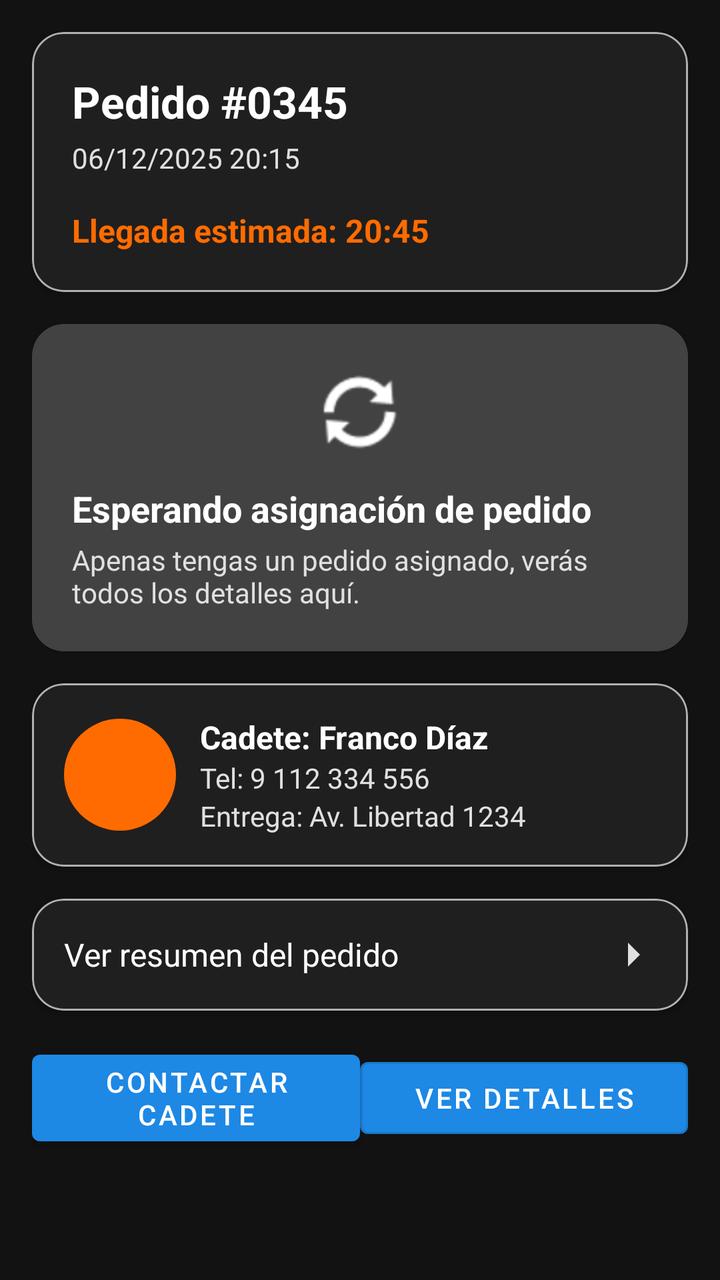
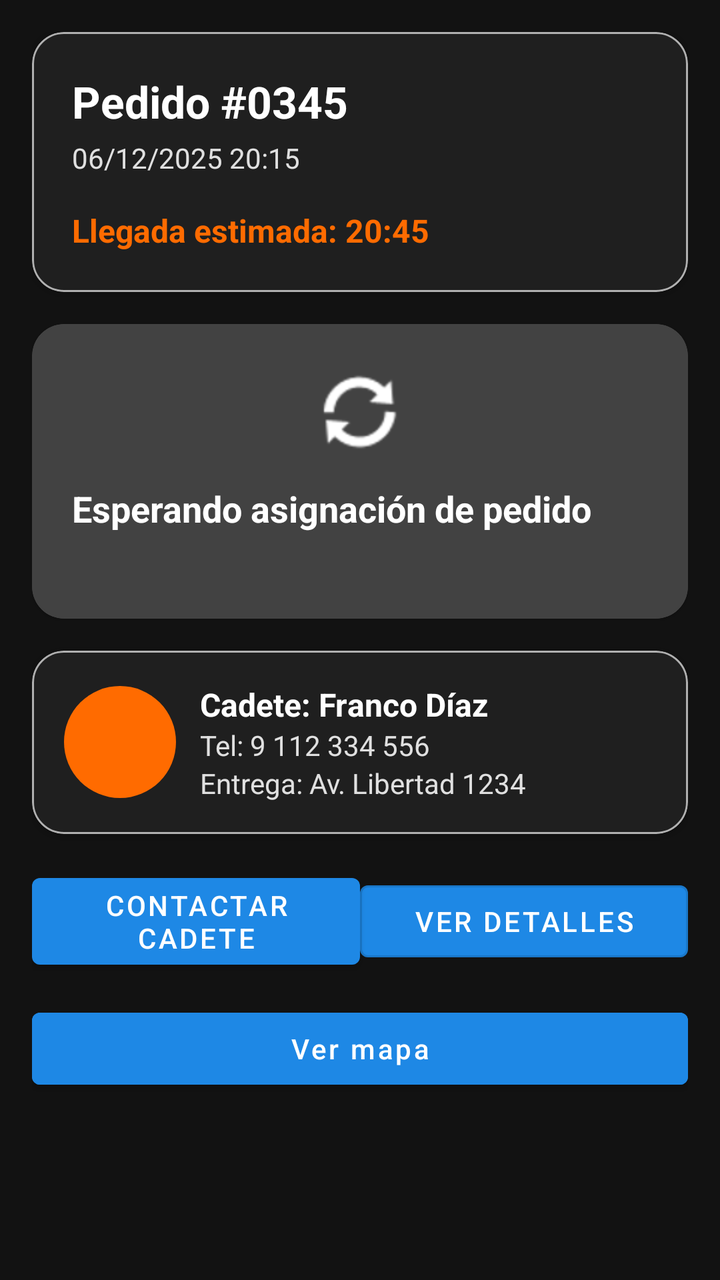

An Android layout rendered at two revisions. The XML below is the earlier revision; the diff shows what the commit changed to produce the second picture.
<!-- AndroidManifest.xml: application theme Theme.MiRotiMobile -->
<!-- res/layout/fragment_tracking.xml -->
<?xml version="1.0" encoding="utf-8"?>
<layout xmlns:android="http://schemas.android.com/apk/res/android"
    xmlns:app="http://schemas.android.com/apk/res-auto">

    <data />

    <androidx.core.widget.NestedScrollView
        android:layout_width="match_parent"
        android:layout_height="match_parent"
        android:fitsSystemWindows="true"
        android:padding="16dp"
        android:paddingTop="?attr/actionBarSize"
        android:background="@color/background_dark">

        <LinearLayout
            android:layout_width="match_parent"
            android:layout_height="wrap_content"
            android:orientation="vertical">

            <com.google.android.material.card.MaterialCardView
                android:layout_width="match_parent"
                android:layout_height="wrap_content"
                android:layout_marginBottom="16dp"
                app:cardCornerRadius="16dp"
                app:cardBackgroundColor="@color/surface_dark"
                app:strokeColor="@color/nav_icon_inactive"
                app:strokeWidth="1dp">

                <LinearLayout
                    android:layout_width="match_parent"
                    android:layout_height="wrap_content"
                    android:orientation="vertical"
                    android:padding="20dp">

                    <TextView
                        android:id="@+id/txtTrackingTitle"
                        android:layout_width="wrap_content"
                        android:layout_height="wrap_content"
                        android:text="Pedido #0345"
                        android:textColor="@color/white"
                        android:textSize="22sp"
                        android:textStyle="bold" />

                    <TextView
                        android:id="@+id/txtTrackingSubtitle"
                        android:layout_width="wrap_content"
                        android:layout_height="wrap_content"
                        android:layout_marginTop="4dp"
                        android:text="06/12/2025 20:15"
                        android:textColor="@color/text_light"
                        android:textSize="14sp" />

                    <TextView
                        android:id="@+id/txtArrivalTime"
                        android:layout_width="wrap_content"
                        android:layout_height="wrap_content"
                        android:layout_marginTop="16dp"
                        android:text="Llegada estimada: 20:45"
                        android:textColor="@color/miroti_orange"
                        android:textSize="16sp"
                        android:textStyle="bold" />
                </LinearLayout>
            </com.google.android.material.card.MaterialCardView>

            <com.google.android.material.card.MaterialCardView
                android:id="@+id/cardEstadoPedido"
                android:layout_width="match_parent"
                android:layout_height="wrap_content"
                android:layout_marginBottom="16dp"
                app:cardCornerRadius="16dp"
                app:cardBackgroundColor="@color/cadete_state_espera"
                app:strokeColor="@color/cadete_state_espera"
                app:strokeWidth="1dp">

                <LinearLayout
                    android:layout_width="match_parent"
                    android:layout_height="wrap_content"
                    android:orientation="vertical"
                    android:padding="20dp">

                    <ImageView
                        android:id="@+id/imgEstadoIcon"
                        android:layout_width="48dp"
                        android:layout_height="48dp"
                        android:layout_gravity="center_horizontal"
                        android:tint="@color/white"
                        android:src="@android:drawable/ic_popup_sync" />

                    <TextView
                        android:id="@+id/txtEstadoTitle"
                        android:layout_width="wrap_content"
                        android:layout_height="wrap_content"
                        android:layout_marginTop="12dp"
                        android:text="Esperando asignación de pedido"
                        android:textColor="@color/white"
                        android:textSize="18sp"
                        android:textStyle="bold" />

                    <TextView
                        android:id="@+id/txtEstadoDescription"
                        android:layout_width="wrap_content"
                        android:layout_height="wrap_content"
                        android:text="Apenas tengas un pedido asignado, verás todos los detalles aquí."
                        android:textColor="@color/text_light"
                        android:textSize="14sp"
                        android:layout_marginTop="4dp" />

                    <LinearLayout
                        android:id="@+id/lytEstadoAcciones"
                        android:layout_width="match_parent"
                        android:layout_height="wrap_content"
                        android:orientation="horizontal"
                        android:gravity="center"
                        android:layout_marginTop="16dp"
                        android:visibility="gone">

                        <com.google.android.material.button.MaterialButton
                            android:id="@+id/btnAbrirMaps"
                            style="@style/Widget.MaterialComponents.Button"
                            android:layout_width="0dp"
                            android:layout_height="wrap_content"
                            android:layout_weight="1"
                            android:text="Abrir Maps"
                            android:textAllCaps="false"
                            app:backgroundTint="@color/cadete_state_activo"
                            android:textColor="@color/cadete_text_primary" />

                        <com.google.android.material.button.MaterialButton
                            android:id="@+id/btnLlamarCliente"
                            style="@style/Widget.MaterialComponents.Button"
                            android:layout_width="0dp"
                            android:layout_height="wrap_content"
                            android:layout_weight="1"
                            android:layout_marginStart="8dp"
                            android:text="Llamar cliente"
                            android:textAllCaps="false"
                            app:backgroundTint="@color/cadete_state_activo"
                            android:textColor="@color/cadete_text_primary" />
                    </LinearLayout>

                    <com.google.android.material.button.MaterialButton
                        android:id="@+id/btnMarcarEntregado"
                        style="@style/Widget.MaterialComponents.Button.OutlinedButton"
                        android:layout_width="match_parent"
                        android:layout_height="wrap_content"
                        android:layout_marginTop="12dp"
                        android:text="Marcar como entregado"
                        android:textAllCaps="false"
                        android:visibility="gone"
                        app:backgroundTint="@color/cadete_state_activo"
                        android:textColor="@color/cadete_text_primary" />
                </LinearLayout>
            </com.google.android.material.card.MaterialCardView>

            <com.google.android.material.card.MaterialCardView
                android:layout_width="match_parent"
                android:layout_height="wrap_content"
                app:cardCornerRadius="16dp"
                app:cardBackgroundColor="@color/surface_dark"
                app:strokeColor="@color/nav_icon_inactive"
                app:strokeWidth="1dp">

                <LinearLayout
                    android:layout_width="match_parent"
                    android:layout_height="wrap_content"
                    android:orientation="horizontal"
                    android:padding="16dp"
                    android:gravity="center_vertical">

                    <View
                        android:layout_width="56dp"
                        android:layout_height="56dp"
                        android:background="@drawable/bg_circle_orange" />

                    <LinearLayout
                        android:layout_width="0dp"
                        android:layout_height="wrap_content"
                        android:layout_weight="1"
                        android:orientation="vertical"
                        android:layout_marginStart="12dp">

                        <TextView
                            android:id="@+id/txtCadeteName"
                            android:layout_width="wrap_content"
                            android:layout_height="wrap_content"
                            android:text="Cadete: Franco Díaz"
                            android:textColor="@color/white"
                            android:textSize="16sp"
                            android:textStyle="bold" />

                        <TextView
                            android:id="@+id/txtCadetePhone"
                            android:layout_width="wrap_content"
                            android:layout_height="wrap_content"
                            android:text="Tel: 9 112 334 556"
                            android:textColor="@color/text_light"
                            android:textSize="14sp" />

                        <TextView
                            android:id="@+id/txtCadeteAddress"
                            android:layout_width="wrap_content"
                            android:layout_height="wrap_content"
                            android:text="Entrega: Av. Libertad 1234"
                            android:textColor="@color/text_light"
                            android:textSize="14sp" />
                    </LinearLayout>
                </LinearLayout>
            </com.google.android.material.card.MaterialCardView>

            <com.google.android.material.card.MaterialCardView
                android:layout_width="match_parent"
                android:layout_height="wrap_content"
                android:layout_marginTop="16dp"
                android:clickable="true"
                android:foreground="?attr/selectableItemBackgroundBorderless"
                app:cardCornerRadius="16dp"
                app:cardBackgroundColor="@color/surface_dark"
                app:strokeColor="@color/nav_icon_inactive"
                app:strokeWidth="1dp">

                <LinearLayout
                    android:layout_width="match_parent"
                    android:layout_height="wrap_content"
                    android:orientation="horizontal"
                    android:padding="16dp"
                    android:gravity="center_vertical">

                    <TextView
                        android:layout_width="0dp"
                        android:layout_height="wrap_content"
                        android:layout_weight="1"
                        android:text="Ver resumen del pedido"
                        android:textColor="@color/white"
                        android:textSize="16sp" />

                    <ImageView
                        android:layout_width="24dp"
                        android:layout_height="24dp"
                        android:src="@drawable/ic_arrow_right"
                        android:tint="@color/text_light" />
                </LinearLayout>
            </com.google.android.material.card.MaterialCardView>

            <LinearLayout
                android:layout_width="match_parent"
                android:layout_height="wrap_content"
                android:orientation="horizontal"
                android:layout_marginTop="16dp"
                android:gravity="center_vertical"
                android:weightSum="2">

                <com.google.android.material.button.MaterialButton
                    android:id="@+id/btnContactarCadete"
                    style="@style/Widget.MaterialComponents.Button"
                    android:layout_width="0dp"
                    android:layout_height="wrap_content"
                    android:layout_weight="1"
                    android:text="CONTACTAR CADETE"
                    android:textAllCaps="false"
                    app:backgroundTint="@color/cadete_state_activo"
                    android:textColor="@color/cadete_text_primary" />

                <com.google.android.material.button.MaterialButton
                    android:id="@+id/btnVerDetalles"
                    style="@style/Widget.MaterialComponents.Button.OutlinedButton"
                    android:layout_width="0dp"
                    android:layout_height="wrap_content"
                    android:layout_weight="1"
                    android:text="VER DETALLES"
                    android:textAllCaps="false"
                    app:backgroundTint="@color/cadete_state_activo"
                    android:textColor="@color/cadete_text_primary" />
            </LinearLayout>
        </LinearLayout>
    </androidx.core.widget.NestedScrollView>
</layout>
<!-- resources referenced by this layout -->
<resources>
  <color name="background_dark">#121212</color>
  <color name="cadete_state_activo">#1E88E5</color>
  <color name="cadete_state_espera">#424242</color>
  <color name="cadete_text_primary">#FFFFFF</color>
  <color name="miroti_orange">#FF6B00</color>
  <color name="nav_icon_inactive">#B0B0B0</color>
  <color name="surface_dark">#1F1F1F</color>
  <color name="text_light">#E0E0E0</color>
  <color name="white">#FFFFFFFF</color>
  <!-- drawable bg_circle_orange (drawable) -->
  <?xml version="1.0" encoding="utf-8"?>
  <shape xmlns:android="http://schemas.android.com/apk/res/android"
      android:shape="oval">
      <solid android:color="#FF6B00"/>
  </shape>
  <!-- drawable ic_arrow_right (drawable) -->
  <?xml version="1.0" encoding="utf-8"?>
  <vector xmlns:android="http://schemas.android.com/apk/res/android"
      android:width="24dp"
      android:height="24dp"
      android:viewportWidth="24"
      android:viewportHeight="24">
      <path
          android:fillColor="#E0E0E0"
          android:pathData="M10,6l6,6 -6,6" />
  </vector>
  <style name="Theme.MiRotiMobile" parent="Base.Theme.MiRotiMobile" />
  <style name="Base.Theme.MiRotiMobile" parent="Theme.MaterialComponents.DayNight.NoActionBar">
          <item name="colorPrimary">#FCA311</item>
          <item name="colorPrimaryVariant">#E59500</item>
          <item name="colorOnPrimary">#FFFFFF</item>
      </style>
</resources>

<!-- the commit's change to res/layout/fragment_tracking.xml (unified diff, before → after) -->
@@ -100,55 +100,8 @@
                         android:id="@+id/txtEstadoDescription"
                         android:layout_width="wrap_content"
                         android:layout_height="wrap_content"
-                        android:text="Apenas tengas un pedido asignado, verás todos los detalles aquí."
                         android:textColor="@color/text_light"
-                        android:textSize="14sp"
                         android:layout_marginTop="4dp" />
-
-                    <LinearLayout
-                        android:id="@+id/lytEstadoAcciones"
-                        android:layout_width="match_parent"
-                        android:layout_height="wrap_content"
-                        android:orientation="horizontal"
-                        android:gravity="center"
-                        android:layout_marginTop="16dp"
-                        android:visibility="gone">
-
-                        <com.google.android.material.button.MaterialButton
-                            android:id="@+id/btnAbrirMaps"
-                            style="@style/Widget.MaterialComponents.Button"
-                            android:layout_width="0dp"
-                            android:layout_height="wrap_content"
-                            android:layout_weight="1"
-                            android:text="Abrir Maps"
-                            android:textAllCaps="false"
-                            app:backgroundTint="@color/cadete_state_activo"
-                            android:textColor="@color/cadete_text_primary" />
-
-                        <com.google.android.material.button.MaterialButton
-                            android:id="@+id/btnLlamarCliente"
-                            style="@style/Widget.MaterialComponents.Button"
-                            android:layout_width="0dp"
-                            android:layout_height="wrap_content"
-                            android:layout_weight="1"
-                            android:layout_marginStart="8dp"
-                            android:text="Llamar cliente"
-                            android:textAllCaps="false"
-                            app:backgroundTint="@color/cadete_state_activo"
-                            android:textColor="@color/cadete_text_primary" />
-                    </LinearLayout>
-
-                    <com.google.android.material.button.MaterialButton
-                        android:id="@+id/btnMarcarEntregado"
-                        style="@style/Widget.MaterialComponents.Button.OutlinedButton"
-                        android:layout_width="match_parent"
-                        android:layout_height="wrap_content"
-                        android:layout_marginTop="12dp"
-                        android:text="Marcar como entregado"
-                        android:textAllCaps="false"
-                        android:visibility="gone"
-                        app:backgroundTint="@color/cadete_state_activo"
-                        android:textColor="@color/cadete_text_primary" />
                 </LinearLayout>
             </com.google.android.material.card.MaterialCardView>
 
@@ -196,48 +149,14 @@
                             android:textColor="@color/text_light"
                             android:textSize="14sp" />
 
-                        <TextView
-                            android:id="@+id/txtCadeteAddress"
-                            android:layout_width="wrap_content"
-                            android:layout_height="wrap_content"
-                            android:text="Entrega: Av. Libertad 1234"
-                            android:textColor="@color/text_light"
-                            android:textSize="14sp" />
+                    <TextView
+                        android:id="@+id/txtCadeteAddress"
+                        android:layout_width="wrap_content"
+                        android:layout_height="wrap_content"
+                        android:text="Entrega: Av. Libertad 1234"
+                        android:textColor="@color/text_light"
+                        android:textSize="14sp" />
                     </LinearLayout>
-                </LinearLayout>
-            </com.google.android.material.card.MaterialCardView>
-
-            <com.google.android.material.card.MaterialCardView
-                android:layout_width="match_parent"
-                android:layout_height="wrap_content"
-                android:layout_marginTop="16dp"
-                android:clickable="true"
-                android:foreground="?attr/selectableItemBackgroundBorderless"
-                app:cardCornerRadius="16dp"
-                app:cardBackgroundColor="@color/surface_dark"
-                app:strokeColor="@color/nav_icon_inactive"
-                app:strokeWidth="1dp">
-
-                <LinearLayout
-                    android:layout_width="match_parent"
-                    android:layout_height="wrap_content"
-                    android:orientation="horizontal"
-                    android:padding="16dp"
-                    android:gravity="center_vertical">
-
-                    <TextView
-                        android:layout_width="0dp"
-                        android:layout_height="wrap_content"
-                        android:layout_weight="1"
-                        android:text="Ver resumen del pedido"
-                        android:textColor="@color/white"
-                        android:textSize="16sp" />
-
-                    <ImageView
-                        android:layout_width="24dp"
-                        android:layout_height="24dp"
-                        android:src="@drawable/ic_arrow_right"
-                        android:tint="@color/text_light" />
                 </LinearLayout>
             </com.google.android.material.card.MaterialCardView>
 
@@ -270,7 +189,17 @@
                     android:textAllCaps="false"
                     app:backgroundTint="@color/cadete_state_activo"
                     android:textColor="@color/cadete_text_primary" />
-            </LinearLayout>
+                </LinearLayout>
+
+            <com.google.android.material.button.MaterialButton
+                android:id="@+id/btnAbrirMapaCliente"
+                android:layout_width="match_parent"
+                android:layout_height="wrap_content"
+                android:text="Ver mapa"
+                android:textAllCaps="false"
+                android:layout_marginTop="12dp"
+                android:backgroundTint="@color/cadete_state_activo"
+                android:textColor="@color/cadete_text_primary" />
         </LinearLayout>
     </androidx.core.widget.NestedScrollView>
 </layout>
<!-- resource entries referenced after the edit -->
@@ -15,17 +15,6 @@
       android:shape="oval">
       <solid android:color="#FF6B00"/>
   </shape>
-  <!-- drawable ic_arrow_right (drawable) -->
-  <?xml version="1.0" encoding="utf-8"?>
-  <vector xmlns:android="http://schemas.android.com/apk/res/android"
-      android:width="24dp"
-      android:height="24dp"
-      android:viewportWidth="24"
-      android:viewportHeight="24">
-      <path
-          android:fillColor="#E0E0E0"
-          android:pathData="M10,6l6,6 -6,6" />
-  </vector>
   <style name="Theme.MiRotiMobile" parent="Base.Theme.MiRotiMobile" />
   <style name="Base.Theme.MiRotiMobile" parent="Theme.MaterialComponents.DayNight.NoActionBar">
           <item name="colorPrimary">#FCA311</item>
